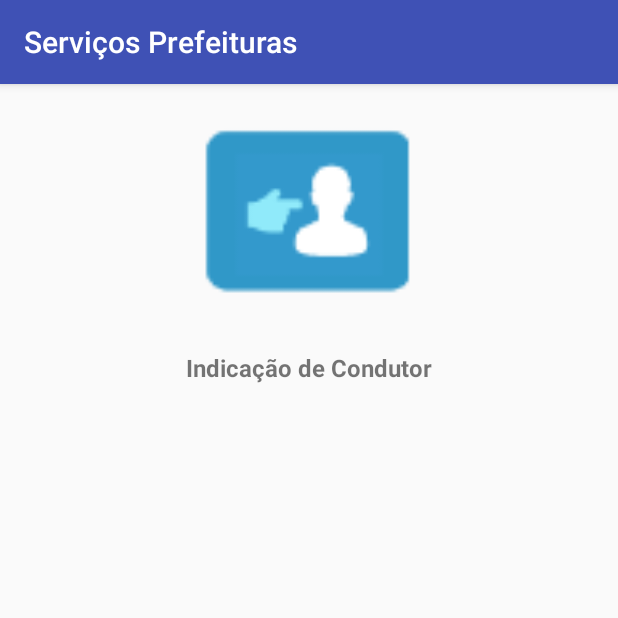
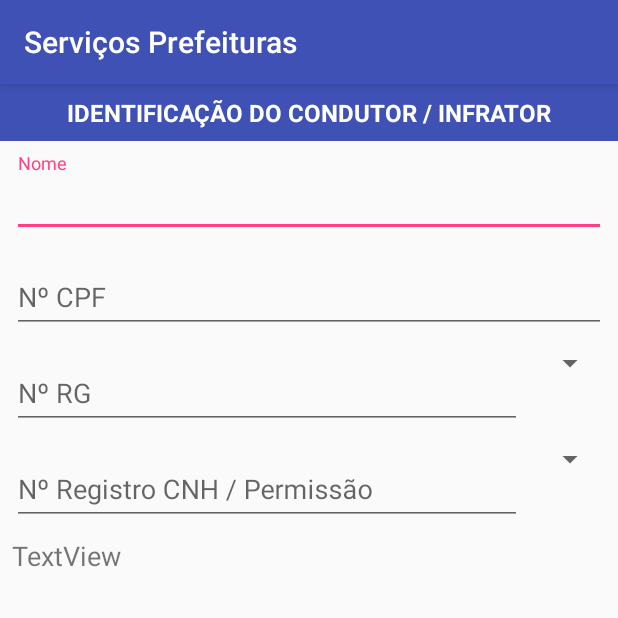
Before and after one commit to ProdigalSorc/ServicosPrefeituras, an Android app: the screen it shows after launch (HomeActivity before the commit, DadosCondutorActivity after it), on a phone screen of 412 x 824 dp, the top half of it. Run offline under Robolectric (Android 15) with nearby library versions, the phone set to English and light mode, and no system bars.

Commit message:
Adicionando Dados do Condutor

```diff
--- /dev/null
+++ b/app/src/main/java/br/gov/sp/prodesp/sim/servicosprefeituras/ui/activities/DadosCondutorActivity.java
@@ -0,0 +1,15 @@
+package br.gov.sp.prodesp.sim.servicosprefeituras.ui.activities;
+
+import android.support.v7.app.AppCompatActivity;
+import android.os.Bundle;
+
+import br.gov.sp.prodesp.sim.servicosprefeituras.R;
+
+public class DadosCondutorActivity extends AppCompatActivity {
+
+    @Override
+    protected void onCreate(Bundle savedInstanceState) {
+        super.onCreate(savedInstanceState);
+        setContentView(R.layout.activity_dados_condutor);
+    }
+}
--- /dev/null
+++ b/app/src/main/res/layout/activity_dados_condutor.xml
@@ -0,0 +1,188 @@
+<?xml version="1.0" encoding="utf-8"?>
+<android.support.constraint.ConstraintLayout xmlns:android="http://schemas.android.com/apk/res/android"
+    xmlns:app="http://schemas.android.com/apk/res-auto"
+    xmlns:tools="http://schemas.android.com/tools"
+    android:layout_width="match_parent"
+    android:layout_height="match_parent"
+    tools:context=".ui.activities.DadosCondutorActivity">
+
+
+    <ScrollView
+        android:layout_width="match_parent"
+        android:layout_height="0dp"
+        app:layout_constraintBottom_toBottomOf="parent"
+        app:layout_constraintEnd_toEndOf="parent"
+        app:layout_constraintStart_toStartOf="parent"
+        app:layout_constraintTop_toTopOf="parent">
+
+        <android.support.constraint.ConstraintLayout
+            android:id="@+id/activity_dadps_condutor_constraint_layout"
+            android:layout_width="match_parent"
+            android:layout_height="wrap_content">
+
+            <android.support.constraint.ConstraintLayout
+                android:id="@+id/activity_dados_condutor_divisor_proprietario"
+                android:layout_width="0dp"
+                android:layout_height="wrap_content"
+                android:layout_marginTop="8dp"
+                android:background="@color/colorPrimary"
+                app:layout_constraintEnd_toEndOf="parent"
+                app:layout_constraintStart_toStartOf="parent"
+                app:layout_constraintTop_toBottomOf="@+id/activity_resumo_multa_nome_proprietario_label">
+
+                <TextView
+                    android:id="@+id/activity_resumo_multa_nome_infracao_label"
+                    android:layout_width="wrap_content"
+                    android:layout_height="wrap_content"
+                    android:layout_marginBottom="8dp"
+                    android:layout_marginTop="8dp"
+                    android:text="@string/activity_dados_condutor_proprietario_label"
+                    android:textColor="@android:color/white"
+                    android:textSize="16sp"
+                    android:textStyle="bold"
+                    app:layout_constraintBottom_toBottomOf="parent"
+                    app:layout_constraintEnd_toEndOf="parent"
+                    app:layout_constraintStart_toStartOf="parent"
+                    app:layout_constraintTop_toTopOf="parent" />
+
+            </android.support.constraint.ConstraintLayout>
+
+            <android.support.design.widget.TextInputLayout
+                android:id="@+id/activity_dados_condutor_nome_indicado_layout"
+                android:layout_width="0dp"
+                android:layout_height="wrap_content"
+                android:layout_marginEnd="8dp"
+                android:layout_marginLeft="8dp"
+                android:layout_marginRight="8dp"
+                android:layout_marginStart="8dp"
+                android:layout_marginTop="8dp"
+                app:layout_constraintEnd_toEndOf="parent"
+                app:layout_constraintStart_toStartOf="parent"
+                app:layout_constraintTop_toBottomOf="@+id/activity_dados_condutor_divisor_proprietario">
+
+                <EditText
+                    android:id="@+id/activity_dados_condutor_nome_indicado"
+                    android:layout_width="match_parent"
+                    android:layout_height="wrap_content"
+                    android:hint="@string/prompt_nome_indicado"
+                    android:inputType="textEmailAddress"
+                    android:maxLines="1"
+                    android:singleLine="true" />
+
+            </android.support.design.widget.TextInputLayout>
+
+            <android.support.design.widget.TextInputLayout
+                android:id="@+id/activity_dados_condutor_cpf_indicado_layout"
+                android:layout_width="0dp"
+                android:layout_height="wrap_content"
+                android:layout_marginEnd="8dp"
+                android:layout_marginLeft="8dp"
+                android:layout_marginRight="8dp"
+                android:layout_marginStart="8dp"
+                android:layout_marginTop="8dp"
+                app:layout_constraintEnd_toEndOf="parent"
+                app:layout_constraintStart_toStartOf="parent"
+                app:layout_constraintTop_toBottomOf="@+id/activity_dados_condutor_nome_indicado_layout">
+
+                <EditText
+                    android:id="@+id/activity_dados_condutor_cpf_indicado"
+                    android:layout_width="match_parent"
+                    android:layout_height="wrap_content"
+                    android:hint="@string/prompt_cpf_indicado"
+                    android:inputType="textEmailAddress"
+                    android:maxLines="1"
+                    android:singleLine="true" />
+
+            </android.support.design.widget.TextInputLayout>
+
+            <android.support.constraint.ConstraintLayout
+                android:id="@+id/activity_dados_condutor_divisor_rg"
+                android:layout_width="0dp"
+                android:layout_height="wrap_content"
+                android:layout_marginTop="8dp"
+                app:layout_constraintEnd_toEndOf="@+id/activity_dados_condutor_cpf_indicado_layout"
+                app:layout_constraintStart_toStartOf="@+id/activity_dados_condutor_cpf_indicado_layout"
+                app:layout_constraintTop_toBottomOf="@+id/activity_dados_condutor_cpf_indicado_layout">
+
+                <android.support.design.widget.TextInputLayout
+                    android:id="@+id/activity_dados_condutor_rg_layout"
+                    android:layout_width="0dp"
+                    android:layout_height="wrap_content"
+                    app:layout_constraintEnd_toStartOf="@+id/activity_dados_condutor_uf_rg"
+                    app:layout_constraintStart_toStartOf="parent">
+
+                    <EditText
+                        android:id="@+id/activity_dados_condutor_numero_rg_indicado"
+                        android:layout_width="match_parent"
+                        android:layout_height="wrap_content"
+                        android:hint="@string/prompt_rg_indicado"
+                        android:inputType="textEmailAddress"
+                        android:maxLines="1"
+                        android:singleLine="true" />
+
+                </android.support.design.widget.TextInputLayout>
+
+                <Spinner
+                    android:id="@+id/activity_dados_condutor_uf_rg"
+                    android:layout_width="wrap_content"
+                    android:layout_height="wrap_content"
+                    android:layout_marginLeft="8dp"
+                    android:layout_marginStart="8dp"
+                    app:layout_constraintEnd_toEndOf="parent"
+                    app:layout_constraintHorizontal_bias="1.0"
+                    app:layout_constraintStart_toEndOf="@+id/activity_dados_condutor_rg_layout" />
+
+            </android.support.constraint.ConstraintLayout>
+
+            <android.support.constraint.ConstraintLayout
+                android:id="@+id/activity_dados_condutor_divisor_cnh"
+                android:layout_width="0dp"
+                android:layout_height="wrap_content"
+                android:layout_marginTop="8dp"
+                app:layout_constraintEnd_toEndOf="@+id/activity_dados_condutor_divisor_rg"
+                app:layout_constraintStart_toStartOf="@+id/activity_dados_condutor_divisor_rg"
+                app:layout_constraintTop_toBottomOf="@+id/activity_dados_condutor_divisor_rg">
+
+                <android.support.design.widget.TextInputLayout
+                    android:id="@+id/activity_dados_condutor_numero_registro_cnh_layout"
+                    android:layout_width="0dp"
+                    android:layout_height="wrap_content"
+                    app:layout_constraintEnd_toStartOf="@+id/activity_dados_condutor_uf_cnh"
+                    app:layout_constraintStart_toStartOf="parent">
+
+                    <EditText
+                        android:id="@+id/activity_dados_condutor_numero_cnh_indicado"
+                        android:layout_width="match_parent"
+                        android:layout_height="wrap_content"
+                        android:hint="@string/prompt_numero_cnh"
+                        android:inputType="textEmailAddress"
+                        android:maxLines="1"
+                        android:singleLine="true" />
+
+                </android.support.design.widget.TextInputLayout>
+
+                <Spinner
+                    android:id="@+id/activity_dados_condutor_uf_cnh"
+                    android:layout_width="wrap_content"
+                    android:layout_height="wrap_content"
+                    android:layout_marginLeft="8dp"
+                    android:layout_marginStart="8dp"
+                    app:layout_constraintEnd_toEndOf="parent"
+                    app:layout_constraintHorizontal_bias="1.0"
+                    app:layout_constraintStart_toEndOf="@+id/activity_dados_condutor_numero_registro_cnh_layout" />
+
+            </android.support.constraint.ConstraintLayout>
+
+            <TextView
+                android:id="@+id/activity_dados_condutor_foto_cnh"
+                android:layout_width="wrap_content"
+                android:layout_height="wrap_content"
+                android:layout_marginTop="8dp"
+                android:text="TextView"
+                android:textSize="18sp"
+                app:layout_constraintStart_toStartOf="@+id/activity_dados_condutor_divisor_cnh"
+                app:layout_constraintTop_toBottomOf="@+id/activity_dados_condutor_divisor_cnh" />
+
+        </android.support.constraint.ConstraintLayout>
+    </ScrollView>
+</android.support.constraint.ConstraintLayout>
--- a/app/src/main/res/values/colors.xml
+++ b/app/src/main/res/values/colors.xml
@@ -1,9 +1,20 @@
 <?xml version="1.0" encoding="utf-8"?>
 <resources>
+    <!--<color name="colorPrimary">#3F51B5</color>-->
+    <!--<color name="colorPrimaryDark">#303F9F</color>-->
+    <!--<color name="colorAccent">#FF4081</color>-->
     <color name="colorPrimary">#3F51B5</color>
     <color name="colorPrimaryDark">#303F9F</color>
     <color name="colorAccent">#FF4081</color>
-    <color name="azul">#3098C8</color>
+
     <color name="blue_signature">#52afda</color>
     <color name="white">#ffffff</color>
+
+
+    <color name="azul_muito_claro">#8ADAFF</color>
+    <color name="azul_claro">#3DC2FF </color>
+    <color name="azul">#3098C8</color>
+    <color name="azul_regular">#319BCC </color>
+    <color name="azul_escuro">#456D7F </color>
+
 </resources>
--- a/app/src/main/res/values/strings.xml
+++ b/app/src/main/res/values/strings.xml
@@ -46,7 +46,9 @@
     <string name="activity_resumo_button_indicar_condutor">Indicar Condutor</string>
     <string name="activity_resumo_button_auto_indicar">Auto Indicar Multa</string>
     <string name="prompt_nome_indicado">Nome</string>
-    <string name="prompt_numero_cnh">Número Registro CNH</string>
+    <string name="prompt_rg_indicado">Nº RG</string>
+    <string name="prompt_cpf_indicado">Nº CPF</string>
+    <string name="prompt_numero_cnh">Nº Registro CNH / Permissão</string>
     <string name="prompt_estado">Estado</string>
     <string name="activity_indicacao_condutor_foto_cnh_label">Retirar Foto CNH</string>
 
@@ -61,4 +63,12 @@
     <string name="item_multa_placa_label">Placa:</string>
     <string name="item_multa_pontos_label">Pontos na CNH:</string>
     <string name="item_multa_situacao_label">Situação:</string>
+
+    <string name="aviso_sr_proprietario">SR. PROPRIETÁRIO DO VEÍCULO</string>
+    <string name="aviso_preenchimento">Caso V.Sª. não seja o infrator (Artigo 257 § 7º e 8º do CTB), preencha todos os campos abaixo e envie para este órgão de trânsito, no prazo estabelecido acima, ao fim do qual, não o fazendo, será considerado responsável pela infração. Juntar cópia reprográfica legível, dos seguintes documentos: Frente e verso da CNH / Permissão e de documento que
+comprove a assinatura do condutor infrator, quando esta não constar no referido documento. Documento de identificação do proprietário do veículo.</string>
+
+    <string name="activity_indicacao_proprietario_label">PROPRIETÁRIO</string>
+    <string name="activity_dados_condutor_proprietario_label">IDENTIFICAÇÃO DO CONDUTOR / INFRATOR</string>
+
 </resources>
```
Also changed, not shown: app/src/main/AndroidManifest.xml (+14 -7 lines).
